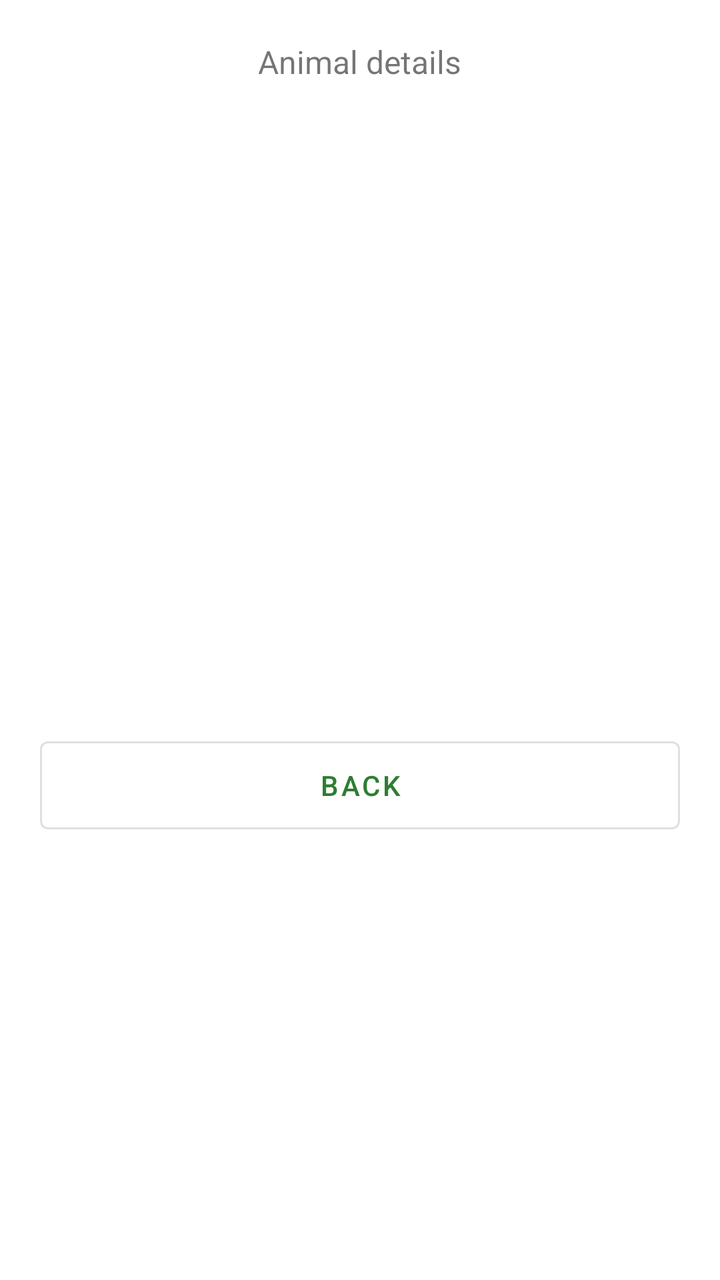
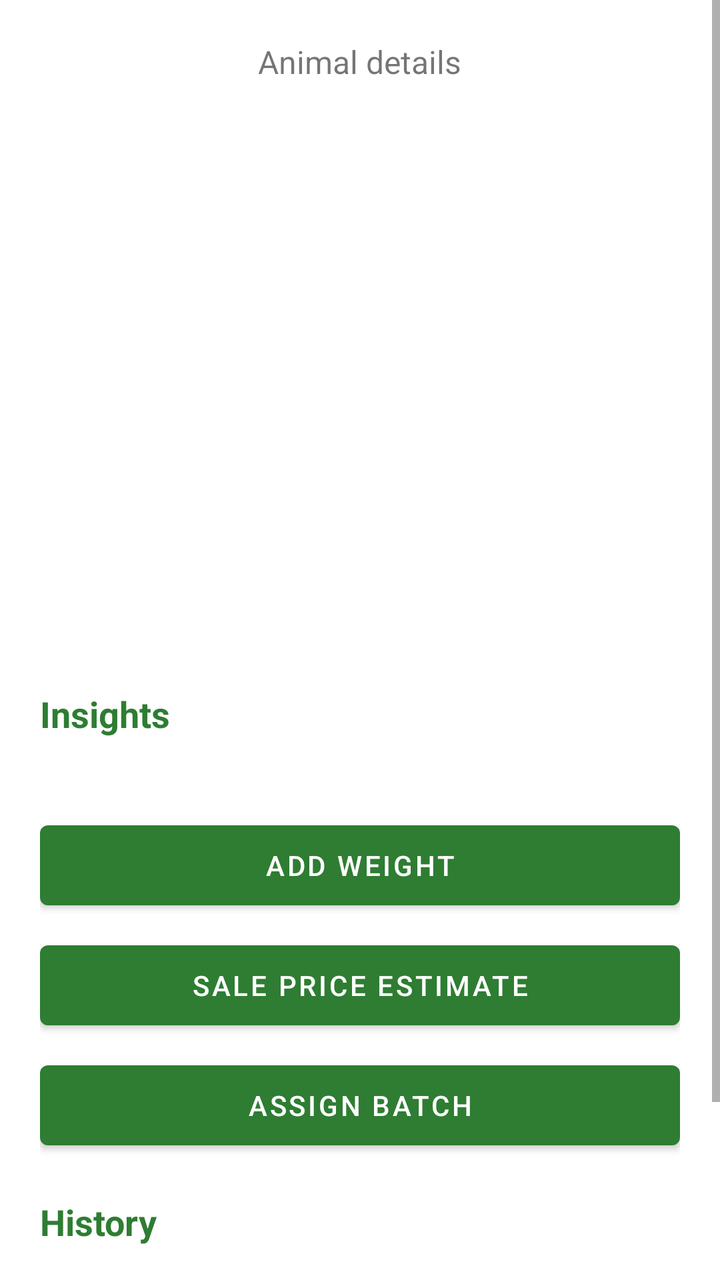

The first picture is an Android layout as it rendered before a commit; the second is the same layout after the commit. The layout source and the unified diff follow.
<!-- AndroidManifest.xml: application theme Theme.GaiKhamar -->
<!-- res/layout/activity_animal_detail.xml -->
<?xml version="1.0" encoding="utf-8"?>
<ScrollView xmlns:android="http://schemas.android.com/apk/res/android"
    android:layout_width="match_parent"
    android:layout_height="match_parent">

    <LinearLayout
        android:layout_width="match_parent"
        android:layout_height="wrap_content"
        android:gravity="center_horizontal"
        android:orientation="vertical"
        android:padding="20dp">

        <TextView
            android:layout_width="wrap_content"
            android:layout_height="wrap_content"
            android:text="@string/animal_details"
            android:textSize="16sp" />

        <TextView
            android:id="@+id/tvId"
            android:layout_width="wrap_content"
            android:layout_height="wrap_content"
            android:textColor="@color/green_700"
            android:textSize="28sp"
            android:textStyle="bold" />

        <ImageView
            android:id="@+id/ivQr"
            android:layout_width="220dp"
            android:layout_height="220dp"
            android:layout_marginTop="12dp"
            android:contentDescription="QR code" />

        <TextView
            android:id="@+id/tvDetails"
            android:layout_width="match_parent"
            android:layout_height="wrap_content"
            android:layout_marginTop="16dp"
            android:lineSpacingExtra="6dp"
            android:textSize="16sp" />

        <com.google.android.material.button.MaterialButton
            android:id="@+id/btnBack"
            style="@style/Widget.MaterialComponents.Button.OutlinedButton"
            android:layout_width="match_parent"
            android:layout_height="56dp"
            android:layout_marginTop="16dp"
            android:text="Back" />
    </LinearLayout>
</ScrollView>
<!-- resources referenced by this layout -->
<resources>
  <color name="green_700">#2E7D32</color>
  <string name="animal_details">Animal details</string>
  <style name="Theme.GaiKhamar" parent="Theme.MaterialComponents.Light.NoActionBar">
          <item name="colorPrimary">@color/green_700</item>
          <item name="colorPrimaryVariant">@color/green_900</item>
          <item name="colorOnPrimary">@color/white</item>
          <item name="colorSecondary">@color/amber_700</item>
          <item name="colorOnSecondary">@color/black</item>
          <item name="android:statusBarColor">@color/green_900</item>
      </style>
  <color name="green_900">#1B5E20</color>
  <color name="white">#FFFFFFFF</color>
  <color name="amber_700">#FFA000</color>
  <color name="black">#FF000000</color>
</resources>

<!-- the commit's change to res/layout/activity_animal_detail.xml (unified diff, before → after) -->
@@ -26,10 +26,10 @@
 
         <ImageView
             android:id="@+id/ivQr"
-            android:layout_width="220dp"
-            android:layout_height="220dp"
+            android:layout_width="200dp"
+            android:layout_height="200dp"
             android:layout_marginTop="12dp"
-            android:contentDescription="QR code" />
+            android:contentDescription="@string/qr_code" />
 
         <TextView
             android:id="@+id/tvDetails"
@@ -39,12 +39,119 @@
             android:lineSpacingExtra="6dp"
             android:textSize="16sp" />
 
+        <TextView
+            android:id="@+id/tvInsightsTitle"
+            android:layout_width="match_parent"
+            android:layout_height="wrap_content"
+            android:layout_marginTop="16dp"
+            android:text="@string/insights"
+            android:textColor="@color/green_700"
+            android:textSize="18sp"
+            android:textStyle="bold" />
+
+        <TextView
+            android:id="@+id/tvInsights"
+            android:layout_width="match_parent"
+            android:layout_height="wrap_content"
+            android:layout_marginTop="4dp"
+            android:lineSpacingExtra="6dp"
+            android:textSize="16sp" />
+
+        <LinearLayout
+            android:id="@+id/groupBeefActions"
+            android:layout_width="match_parent"
+            android:layout_height="wrap_content"
+            android:layout_marginTop="12dp"
+            android:orientation="vertical">
+
+            <com.google.android.material.button.MaterialButton
+                android:id="@+id/btnAddWeight"
+                android:layout_width="match_parent"
+                android:layout_height="52dp"
+                android:text="@string/add_weight" />
+
+            <com.google.android.material.button.MaterialButton
+                android:id="@+id/btnSalePrice"
+                android:layout_width="match_parent"
+                android:layout_height="52dp"
+                android:layout_marginTop="8dp"
+                android:text="@string/set_sale_price" />
+
+            <com.google.android.material.button.MaterialButton
+                android:id="@+id/btnAssignBatch"
+                android:layout_width="match_parent"
+                android:layout_height="52dp"
+                android:layout_marginTop="8dp"
+                android:text="@string/assign_batch" />
+        </LinearLayout>
+
+        <LinearLayout
+            android:id="@+id/groupDairyActions"
+            android:layout_width="match_parent"
+            android:layout_height="wrap_content"
+            android:layout_marginTop="12dp"
+            android:orientation="vertical"
+            android:visibility="gone">
+
+            <com.google.android.material.button.MaterialButton
+                android:id="@+id/btnHeat"
+                android:layout_width="match_parent"
+                android:layout_height="52dp"
+                android:text="@string/record_heat" />
+
+            <com.google.android.material.button.MaterialButton
+                android:id="@+id/btnInsemination"
+                android:layout_width="match_parent"
+                android:layout_height="52dp"
+                android:layout_marginTop="8dp"
+                android:text="@string/record_insemination" />
+
+            <com.google.android.material.button.MaterialButton
+                android:id="@+id/btnPregCheck"
+                android:layout_width="match_parent"
+                android:layout_height="52dp"
+                android:layout_marginTop="8dp"
+                android:text="@string/pregnancy_check" />
+
+            <com.google.android.material.button.MaterialButton
+                android:id="@+id/btnCalving"
+                android:layout_width="match_parent"
+                android:layout_height="52dp"
+                android:layout_marginTop="8dp"
+                android:text="@string/record_calving" />
+
+            <com.google.android.material.button.MaterialButton
+                android:id="@+id/btnDryOff"
+                style="@style/Widget.MaterialComponents.Button.OutlinedButton"
+                android:layout_width="match_parent"
+                android:layout_height="52dp"
+                android:layout_marginTop="8dp"
+                android:text="@string/dry_off" />
+        </LinearLayout>
+
+        <TextView
+            android:layout_width="match_parent"
+            android:layout_height="wrap_content"
+            android:layout_marginTop="20dp"
+            android:text="@string/history"
+            android:textColor="@color/green_700"
+            android:textSize="18sp"
+            android:textStyle="bold" />
+
+        <TextView
+            android:id="@+id/tvHistory"
+            android:layout_width="match_parent"
+            android:layout_height="wrap_content"
+            android:layout_marginTop="4dp"
+            android:lineSpacingExtra="6dp"
+            android:textSize="15sp" />
+
         <com.google.android.material.button.MaterialButton
             android:id="@+id/btnBack"
             style="@style/Widget.MaterialComponents.Button.OutlinedButton"
             android:layout_width="match_parent"
             android:layout_height="56dp"
-            android:layout_marginTop="16dp"
-            android:text="Back" />
+            android:layout_marginTop="20dp"
+            android:text="@string/back" />
     </LinearLayout>
 </ScrollView>
<!-- resource entries referenced after the edit -->
@@ -1,7 +1,19 @@
 <!-- resources referenced by this layout -->
 <resources>
   <color name="green_700">#2E7D32</color>
+  <string name="add_weight">Add weight</string>
   <string name="animal_details">Animal details</string>
+  <string name="assign_batch">Assign batch</string>
+  <string name="back">Back</string>
+  <string name="dry_off">Dry off</string>
+  <string name="history">History</string>
+  <string name="insights">Insights</string>
+  <string name="pregnancy_check">Pregnancy check</string>
+  <string name="qr_code">QR code</string>
+  <string name="record_calving">Record calving</string>
+  <string name="record_heat">Record heat</string>
+  <string name="record_insemination">Record insemination</string>
+  <string name="set_sale_price">Sale price estimate</string>
   <style name="Theme.GaiKhamar" parent="Theme.MaterialComponents.Light.NoActionBar">
           <item name="colorPrimary">@color/green_700</item>
           <item name="colorPrimaryVariant">@color/green_900</item>
